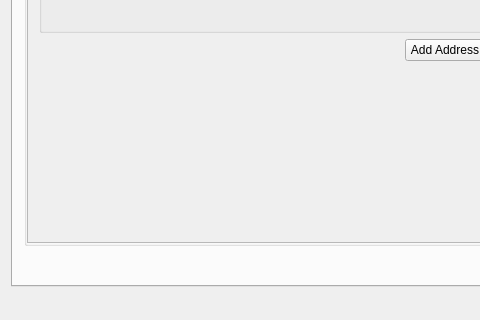
The window that src/mainwindow.ui (z-bitcoinz/BitcoinZ_Blue) describes before a commit, drawn with Qt 5; both pictures show x 0 to 480 and y 283 to 603 of the 889 by 603 pixel window.
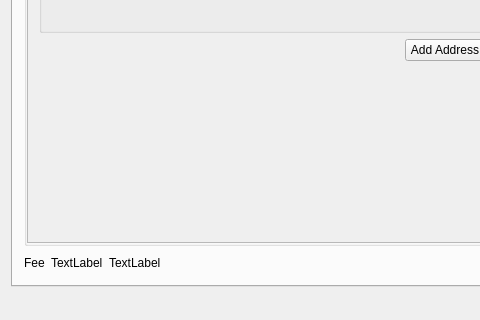
The same window after the commit. Icons and pictures are not drawn.

Commit message: Make fees on send tab labels

```diff
--- a/src/mainwindow.ui
+++ b/src/mainwindow.ui
@@ -474,6 +474,27 @@
         </item>
         <item>
          <layout class="QHBoxLayout" name="horizontalLayout_6">
+          <item>
+           <widget class="QLabel" name="label_7">
+            <property name="text">
+             <string>Fee</string>
+            </property>
+           </widget>
+          </item>
+          <item>
+           <widget class="QLabel" name="sendTxFees">
+            <property name="text">
+             <string>TextLabel</string>
+            </property>
+           </widget>
+          </item>
+          <item>
+           <widget class="QLabel" name="sendTxFeesUSD">
+            <property name="text">
+             <string>TextLabel</string>
+            </property>
+           </widget>
+          </item>
           <item>
            <spacer name="horizontalSpacer">
             <property name="orientation">
```
Left out of the diff: 3 changed lines with no effect on the pictures. The commit also changes 3 other files.
